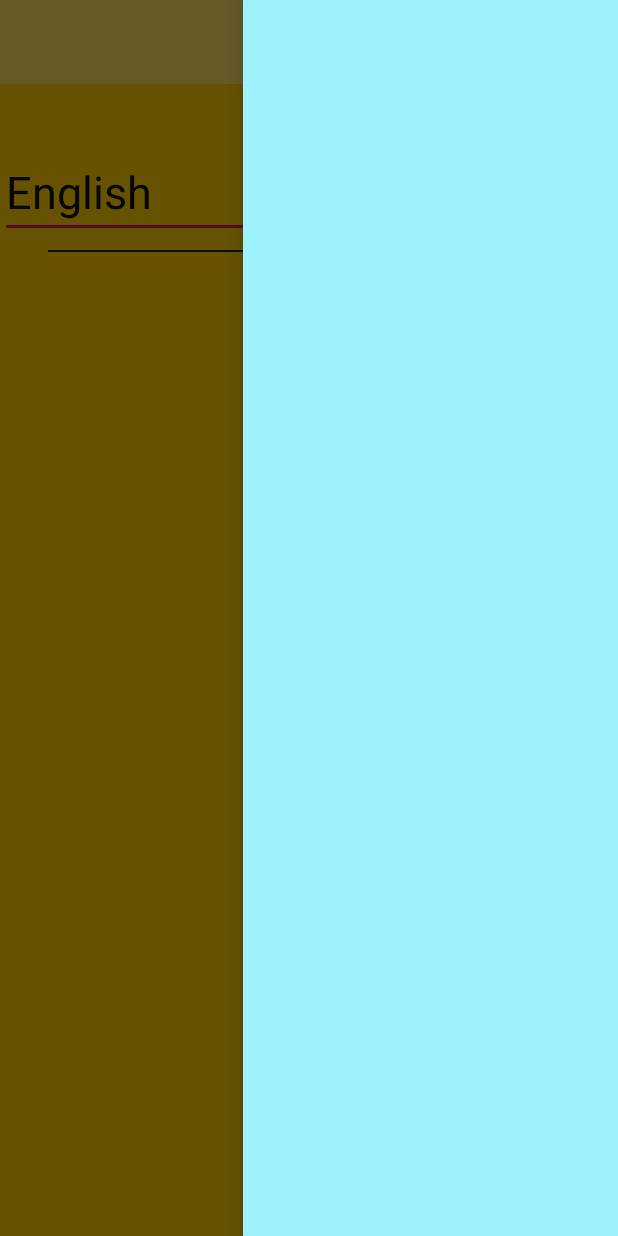
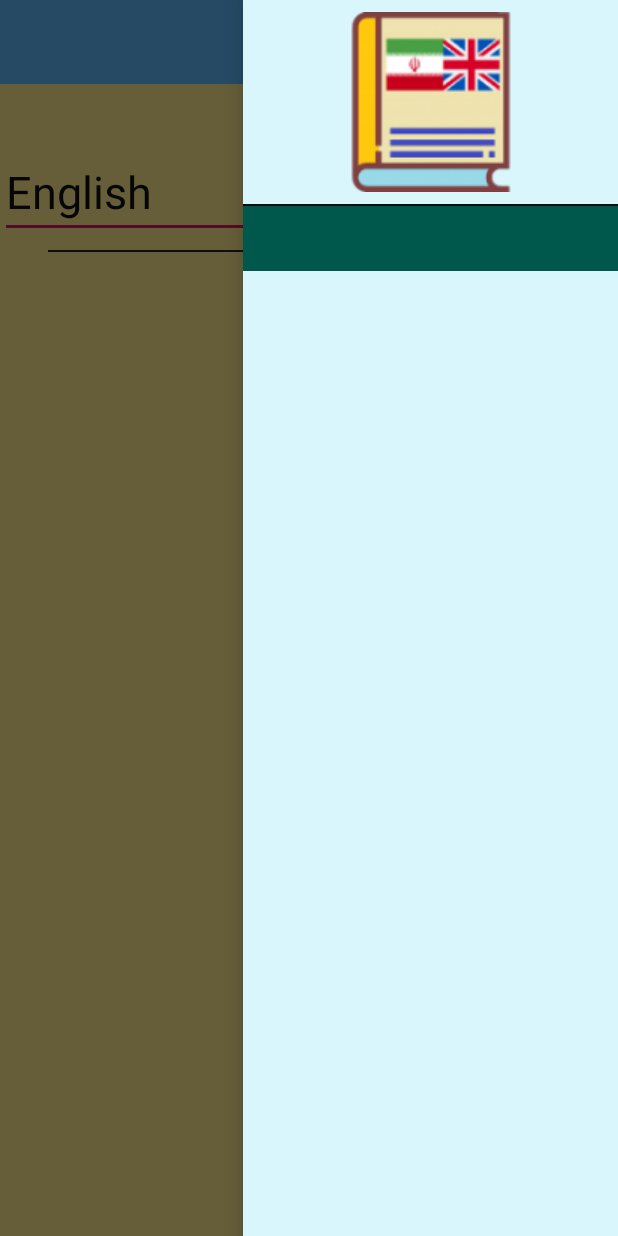
Before and after one commit to javadi92/DictionaryPlus, an Android app: the screen it shows after launch (MainActivity), with the side drawer open, on a phone screen of 412 x 824 dp. Run offline under Robolectric (Android 15) with nearby library versions, the phone set to English and light mode, and no system bars; 2 statements that could not run were skipped.

```diff
--- a/app/src/main/AndroidManifest.xml
+++ b/app/src/main/AndroidManifest.xml
@@ -3,6 +3,7 @@
     package="com.javadi.dictionary">
 
     <application
+        android:name=".App"
         android:allowBackup="true"
         android:icon="@mipmap/ic_launcher"
         android:label="@string/app_name"
--- /dev/null
+++ b/app/src/main/java/com/javadi/dictionary/App.java
@@ -0,0 +1,16 @@
+package com.javadi.dictionary;
+
+import android.app.Application;
+
+import database.DBHelper;
+
+public class App extends Application {
+
+    public static DBHelper dbHelper;
+
+    @Override
+    public void onCreate() {
+        super.onCreate();
+        dbHelper=DBHelper.getInstance(this);
+    }
+}
--- a/app/src/main/java/com/javadi/dictionary/MainActivity.java
+++ b/app/src/main/java/com/javadi/dictionary/MainActivity.java
@@ -6,25 +6,47 @@ import android.os.Bundle;
 import android.support.v7.widget.Toolbar;
 import android.view.Gravity;
 import android.view.View;
+import android.view.WindowManager;
+import android.widget.ArrayAdapter;
+import android.widget.AutoCompleteTextView;
 import android.widget.ImageView;
+import java.util.ArrayList;
+import java.util.List;
+
+import database.DBHelper;
 
 public class MainActivity extends AppCompatActivity {
 
+    List<String> words=new ArrayList<>();
     Toolbar toolbar;
     ImageView imgPronounce,imgMenu;
     DrawerLayout drawerLayout;
+    AutoCompleteTextView actvMainPage;
+    DBHelper dbHelper;
 
     @Override
     protected void onCreate(Bundle savedInstanceState) {
         super.onCreate(savedInstanceState);
         setContentView(R.layout.activity_main);
 
+        //init views
         toolbar=(Toolbar)findViewById(R.id.toobar);
-        setSupportActionBar(toolbar);
-
         drawerLayout=(DrawerLayout)findViewById(R.id.drawer);
         imgMenu=(ImageView)findViewById(R.id.img_menu);
         imgPronounce=(ImageView)findViewById(R.id.img_pronounce);
+        actvMainPage=(AutoCompleteTextView)findViewById(R.id.autoCompleteTextView_main_page);
+
+        words=App.dbHelper.wordList();
+
+        //set toolbar
+        setSupportActionBar(toolbar);
+
+        //set array adapter for autocompletetextview
+        ArrayAdapter arrayAdapter=new ArrayAdapter(MainActivity.this,android.R.layout.simple_list_item_1,words);
+        actvMainPage.setAdapter(arrayAdapter);
+
+        //hide keyboard at startup
+        getWindow().setSoftInputMode(WindowManager.LayoutParams.SOFT_INPUT_STATE_HIDDEN);
 
         clickManager();
 
--- a/app/src/main/java/database/DBHelper.java
+++ b/app/src/main/java/database/DBHelper.java
@@ -6,28 +6,42 @@ import android.database.SQLException;
 import android.database.sqlite.SQLiteDatabase;
 import android.database.sqlite.SQLiteOpenHelper;
 import android.util.Log;
-
 import java.io.File;
 import java.io.FileOutputStream;
 import java.io.IOException;
 import java.io.InputStream;
 import java.io.OutputStream;
+import java.util.ArrayList;
+import java.util.List;
 
 public class DBHelper extends SQLiteOpenHelper {
 
     private static String dbName="dic.db";
     private static int dbVersion=1;
-    private Context mContext;
+    private static Context mContext;
     private static String dbPath="";
     private SQLiteDatabase db;
+    private static DBHelper instance=null;
+
+    public static DBHelper getInstance(Context context){
+        if(instance==null){
+            instance=new DBHelper(context);
+        }
+        return instance;
+    }
 
     public DBHelper(Context context) {
         super(context, dbName, null, dbVersion);
         this.mContext=context;
-        dbPath="/data/data/"+mContext.getPackageName()+"/databases/";
+        dbPath="/data/data/"+context.getPackageName()+"/databases/";
+        try {
+            createDb();
+        } catch (IOException e) {
+            e.printStackTrace();
+        }
     }
 
-    public void copyDb() throws IOException {
+    private void copyDb() throws IOException {
         File dir=new File(dbPath);
         if(!dir.exists()){
             dir.mkdir();
@@ -52,7 +66,7 @@ public class DBHelper extends SQLiteOpenHelper {
         }
     }
 
-    public void createDb() throws IOException{
+    private void createDb() throws IOException{
         try {
             copyDb();
         }catch (SQLException e){
@@ -61,7 +75,7 @@ public class DBHelper extends SQLiteOpenHelper {
         }
     }
 
-    public void openDb(){
+    private void openDb(){
         try{
             db=SQLiteDatabase.openDatabase(dbPath+dbName,null,SQLiteDatabase.OPEN_READONLY);
         }catch (SQLException e){
@@ -83,6 +97,18 @@ public class DBHelper extends SQLiteOpenHelper {
         return mean;
     }
 
+    public List<String> wordList(){
+        List<String> list=new ArrayList<>();
+        openDb();
+        Cursor cursor=db.rawQuery("SELECT "+DBC.ENGLISH_WORD+" FROM "+DBC.TABLE_NAME,null);
+        if(cursor.moveToFirst()){
+            do{
+                list.add(cursor.getString(cursor.getColumnIndex(DBC.ENGLISH_WORD)));
+            }while (cursor.moveToNext());
+        }
+        return list;
+    }
+
     @Override
     public synchronized void close() {
         if(db!=null){
--- a/app/src/main/res/layout/main_page.xml
+++ b/app/src/main/res/layout/main_page.xml
@@ -56,7 +56,7 @@
 
 
     <AutoCompleteTextView
-        android:id="@+id/autoCompleteTextView"
+        android:id="@+id/autoCompleteTextView_main_page"
         android:layout_width="0dp"
         android:layout_height="wrap_content"
         android:layout_marginTop="8dp"
@@ -97,7 +97,7 @@
         app:layout_constraintBottom_toBottomOf="parent"
         app:layout_constraintEnd_toEndOf="parent"
         app:layout_constraintStart_toStartOf="parent"
-        app:layout_constraintTop_toBottomOf="@+id/autoCompleteTextView"
+        app:layout_constraintTop_toBottomOf="@+id/autoCompleteTextView_main_page"
         app:layout_constraintVertical_bias="0.0"></LinearLayout>
 
     <ImageView
--- a/app/src/main/res/layout/nav_menu.xml
+++ b/app/src/main/res/layout/nav_menu.xml
@@ -1,9 +1,65 @@
 <?xml version="1.0" encoding="utf-8"?>
 <android.support.constraint.ConstraintLayout
     xmlns:android="http://schemas.android.com/apk/res/android"
+    xmlns:app="http://schemas.android.com/apk/res-auto"
+    xmlns:tools="http://schemas.android.com/tools"
     android:layout_width="250dp"
     android:layout_height="match_parent"
     android:layout_gravity="right"
-    android:background="#9DF2FD">
+    android:background="#DAF6FD">
+
+    <ImageView
+        android:id="@+id/imageView3"
+        android:layout_width="wrap_content"
+        android:layout_height="wrap_content"
+        android:layout_marginStart="8dp"
+        android:layout_marginTop="8dp"
+        android:layout_marginEnd="8dp"
+        android:layout_marginBottom="8dp"
+        app:layout_constraintBottom_toBottomOf="parent"
+        app:layout_constraintEnd_toEndOf="parent"
+        app:layout_constraintStart_toStartOf="parent"
+        app:layout_constraintTop_toTopOf="parent"
+        app:layout_constraintVertical_bias="0.0"
+        app:srcCompat="@drawable/dictionary" />
+
+    <LinearLayout
+        android:id="@+id/linearLayout2"
+        android:layout_width="0dp"
+        android:layout_height="1dp"
+        android:layout_marginTop="8dp"
+        android:layout_marginBottom="8dp"
+        android:background="#0C0C0C"
+        android:orientation="horizontal"
+        app:layout_constraintBottom_toBottomOf="parent"
+        app:layout_constraintEnd_toEndOf="parent"
+        app:layout_constraintStart_toStartOf="parent"
+        app:layout_constraintTop_toBottomOf="@+id/imageView3"
+        app:layout_constraintVertical_bias="0.0"></LinearLayout>
+
+    <LinearLayout
+        android:id="@+id/linearLayout3"
+        android:background="@color/colorPrimaryDark"
+        android:clickable="true"
+        android:layout_width="0dp"
+        android:layout_height="43dp"
+        android:orientation="horizontal"
+        app:layout_constraintBottom_toBottomOf="parent"
+        app:layout_constraintEnd_toEndOf="parent"
+        app:layout_constraintStart_toStartOf="parent"
+        app:layout_constraintTop_toBottomOf="@+id/linearLayout2"
+        app:layout_constraintVertical_bias="0.0"></LinearLayout>
+
+    <LinearLayout
+        android:layout_width="0dp"
+        android:background="?android:attr/selectableItemBackground"
+        android:clickable="true"
+        android:layout_height="43dp"
+        android:orientation="horizontal"
+        app:layout_constraintBottom_toBottomOf="parent"
+        app:layout_constraintEnd_toEndOf="parent"
+        app:layout_constraintStart_toStartOf="parent"
+        app:layout_constraintTop_toBottomOf="@+id/linearLayout3"
+        app:layout_constraintVertical_bias="0.0"></LinearLayout>
 
 </android.support.constraint.ConstraintLayout>
--- a/app/src/main/res/values/colors.xml
+++ b/app/src/main/res/values/colors.xml
@@ -1,8 +1,8 @@
 <?xml version="1.0" encoding="utf-8"?>
 <resources>
-    <color name="colorPrimary">#FDE163</color>
+    <color name="colorPrimary">#60BAFC</color>
     <color name="colorPrimaryDark">#00574B</color>
     <color name="TextColor">#0F0F0F</color>
     <color name="colorAccent">#D81B60</color>ة
-    <color name="colorBackground">#FFCD00</color>
+    <color name="colorBackground">#FFED8E</color>
 </resources>
```
Also changed, not shown: app/src/main/res/drawable/dictionary.png (added).
